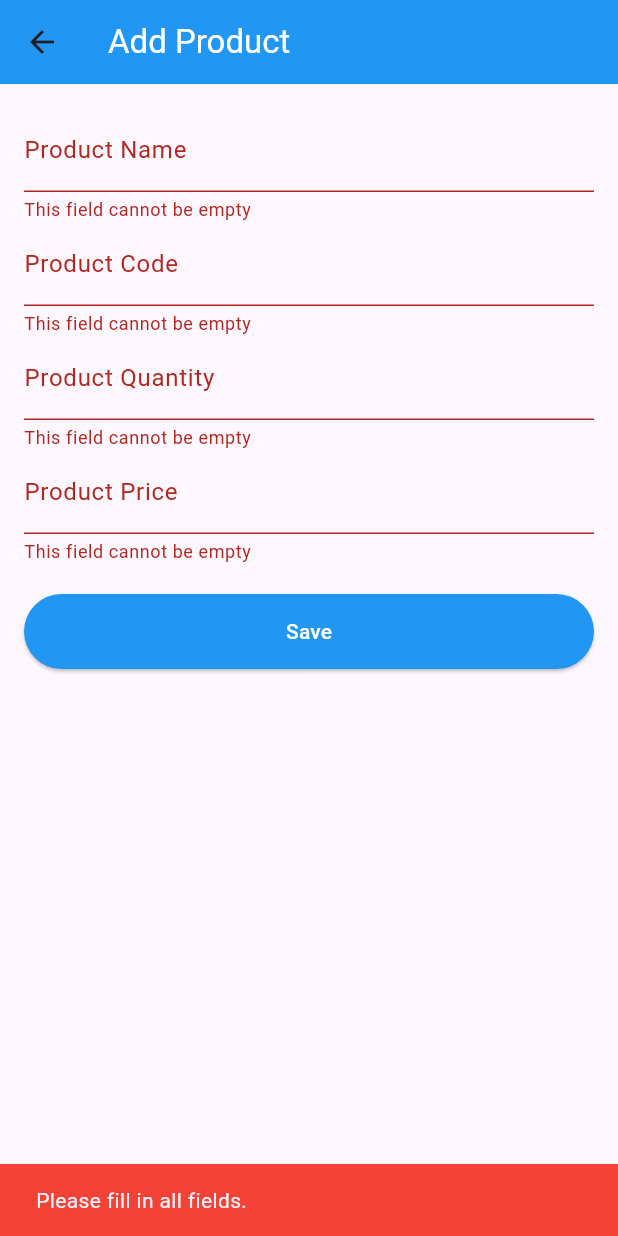
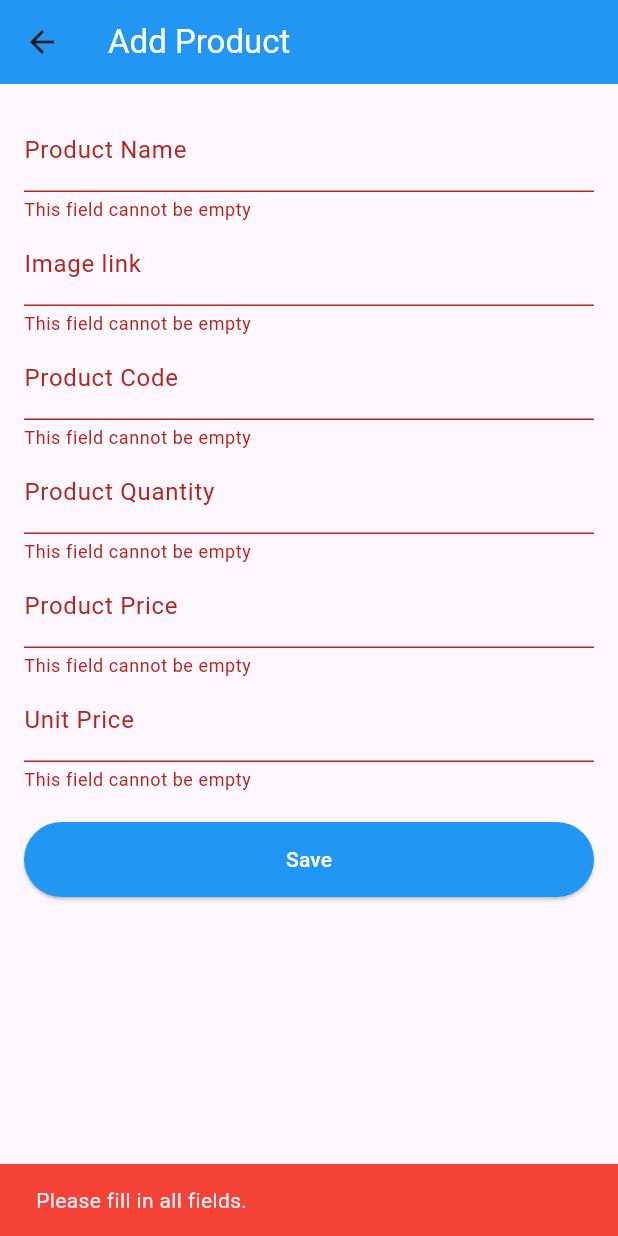
Before and after one commit to moobin136/flutter_batch16, a Flutter app: the AddProductScreen screen opened by its route, after a tap on "Save", on a phone screen of 412 x 824 dp. Run offline on Flutter 3.47's test engine with Material 3 defaults, Android fonts, the phone set to English and light mode, and no system bars; our stand-ins replace device_preview; network calls fail.

Commit message:
add create mathod add product screen edit and responsived ui and create mathod add

```diff
--- a/lib/model/product_model.dart
+++ b/lib/model/product_model.dart
@@ -1,19 +1,23 @@
-
 class ProductModel {
   String? status;
   List<Data>? data;
 
-    ProductModel({this.status, this.data});
+  ProductModel({
+    this.status,
+    this.data,
+  });
 
   ProductModel.fromJson(Map<String, dynamic> json) {
     status = json["status"];
-        data = json["data"] == null ? null : (json["data"] as List).map((e) => Data.fromJson(e)).toList();
+    data = json["data"] == null
+        ? null
+        : (json["data"] as List).map((e) => Data.fromJson(e)).toList();
   }
 
   Map<String, dynamic> toJson() {
     final Map<String, dynamic> _data = <String, dynamic>{};
     _data["status"] = status;
-        if(data != null) {
+    if (data != null) {
       _data["data"] = data?.map((e) => e.toJson()).toList();
     }
     return _data;
@@ -29,7 +33,15 @@ class Data {
   int? unitPrice;
   int? totalPrice;
 
-    Data({this.id, this.productName, this.productCode, this.img, this.qty, this.unitPrice, this.totalPrice});
+  Data({
+    this.id,
+    this.productName,
+    this.productCode,
+    this.img,
+    this.qty,
+    this.unitPrice,
+    this.totalPrice,
+  });
 
   Data.fromJson(Map<String, dynamic> json) {
     id = json["_id"];
--- a/lib/presentation/ui/screen/add_product_screen.dart
+++ b/lib/presentation/ui/screen/add_product_screen.dart
@@ -1,4 +1,6 @@
 import 'package:flutter/material.dart';
+import 'package:flutter_batch16/controller/product_controller.dart';
+import 'package:flutter_batch16/model/product_model.dart';
 
 class AddProductScreen extends StatefulWidget {
   const AddProductScreen({super.key});
@@ -9,9 +11,11 @@ class AddProductScreen extends StatefulWidget {
 
 class _AddProductScreenState extends State<AddProductScreen> {
   final TextEditingController _nameController = TextEditingController();
+  final TextEditingController _imageLinkController = TextEditingController();
   final TextEditingController _codeController = TextEditingController();
   final TextEditingController _quantityController = TextEditingController();
   final TextEditingController _priceController = TextEditingController();
+  final TextEditingController _unitPriceController = TextEditingController();
   final _formKey = GlobalKey<FormState>();
 
   String? _validateNotEmpty(String? value) {
@@ -21,6 +25,8 @@ class _AddProductScreenState extends State<AddProductScreen> {
     return null;
   }
 
+
+
   @override
   dispose() {
     _nameController.dispose();
@@ -28,14 +34,6 @@ class _AddProductScreenState extends State<AddProductScreen> {
     _quantityController.dispose();
     _priceController.dispose();
     super.dispose();
-  }
-
-  int getProductQuantity() {
-    final quantityText = _quantityController.text;
-    if (quantityText.isEmpty) {
-      return 0;
-    }
-    return int.tryParse(quantityText) ?? 0;
   }
 
   double getProductPrice() {
@@ -72,6 +70,14 @@ class _AddProductScreenState extends State<AddProductScreen> {
               ),
               TextFormField(
                 validator: _validateNotEmpty,
+                controller: _imageLinkController,
+                decoration: const InputDecoration(
+                  errorText: 'This field cannot be empty',
+                  labelText: 'Image link',
+                ),
+              ),
+              TextFormField(
+                validator: _validateNotEmpty,
                 controller: _codeController,
                 decoration: const InputDecoration(
                   errorText: 'This field cannot be empty',
@@ -94,6 +100,14 @@ class _AddProductScreenState extends State<AddProductScreen> {
                   labelText: 'Product Price',
                 ),
               ),
+              TextFormField(
+                validator: _validateNotEmpty,
+                controller: _unitPriceController,
+                decoration: const InputDecoration(
+                  errorText: 'This field cannot be empty',
+                  labelText: 'Unit Price',
+                ),
+              ),
               const SizedBox(height: 20),
               SizedBox(
                 width: double.infinity,
@@ -104,7 +118,7 @@ class _AddProductScreenState extends State<AddProductScreen> {
                     foregroundColor: Colors.white,
                     alignment: Alignment.center,
                   ),
-                  onPressed: () => _onTabSaveButton(),
+                  onPressed: () => _onTabSaveButton(Data()),
                   child: const Text('Save'),
                 ),
               ),
@@ -115,8 +129,20 @@ class _AddProductScreenState extends State<AddProductScreen> {
     );
   }
 
-  void _onTabSaveButton() {
+  Future<void> _onTabSaveButton(Data data) async {
     if (_formKey.currentState!.validate()) {
+      ProductController productController = ProductController();
+
+      await productController.createProduct(
+        Data(
+          img: _imageLinkController.text,
+          productCode: int.tryParse(_codeController.text) ?? 0,
+          productName: _nameController.text,
+          totalPrice: int.tryParse(_priceController.text) ?? 0,
+          qty: int.tryParse(_quantityController.text) ?? 0,
+          unitPrice: int.tryParse(_unitPriceController.text) ?? 0,
+        ),
+      );
       ScaffoldMessenger.of(context).showSnackBar(
         const SnackBar(
           content: Align(
@@ -132,6 +158,7 @@ class _AddProductScreenState extends State<AddProductScreen> {
           ),
         ),
       );
+
       Navigator.pop(context);
     } else {
       ScaffoldMessenger.of(context).showSnackBar(
```
Also changed, not shown: lib/controller/product_controller.dart (+42 -1 lines), lib/presentation/ui/screen/product_list_screen.dart (+23 -45 lines), lib/presentation/ui/screen/widgets/product_item.dart (+155 -82 lines). Lines whose indentation alone changed are shown as unchanged.
